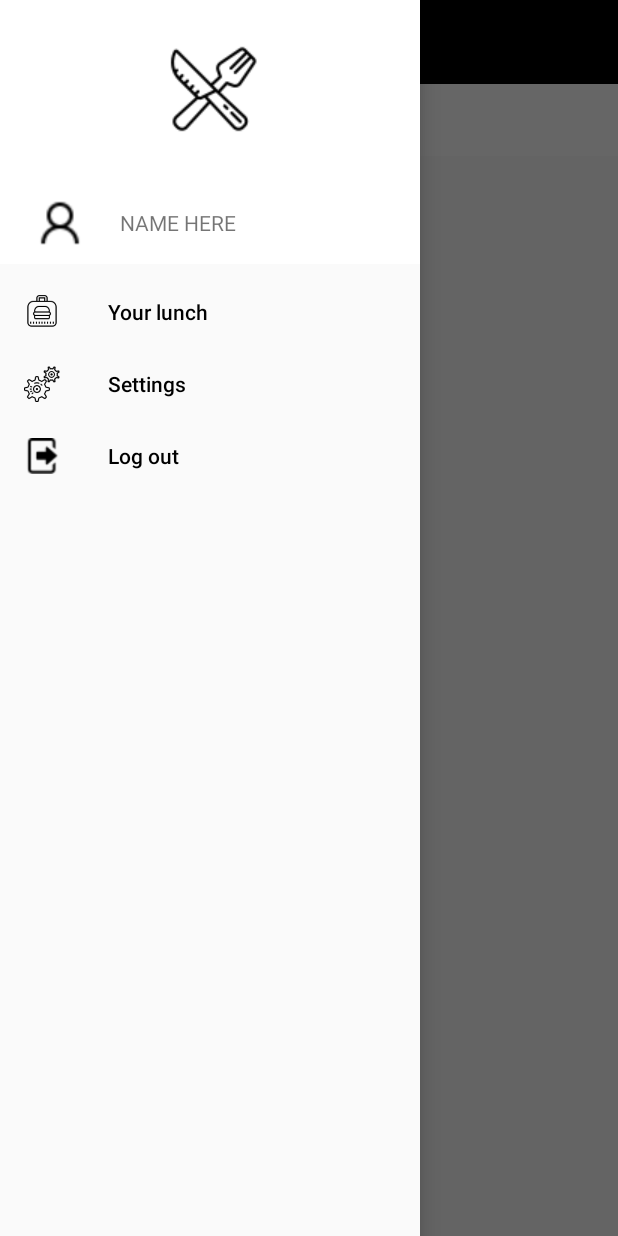
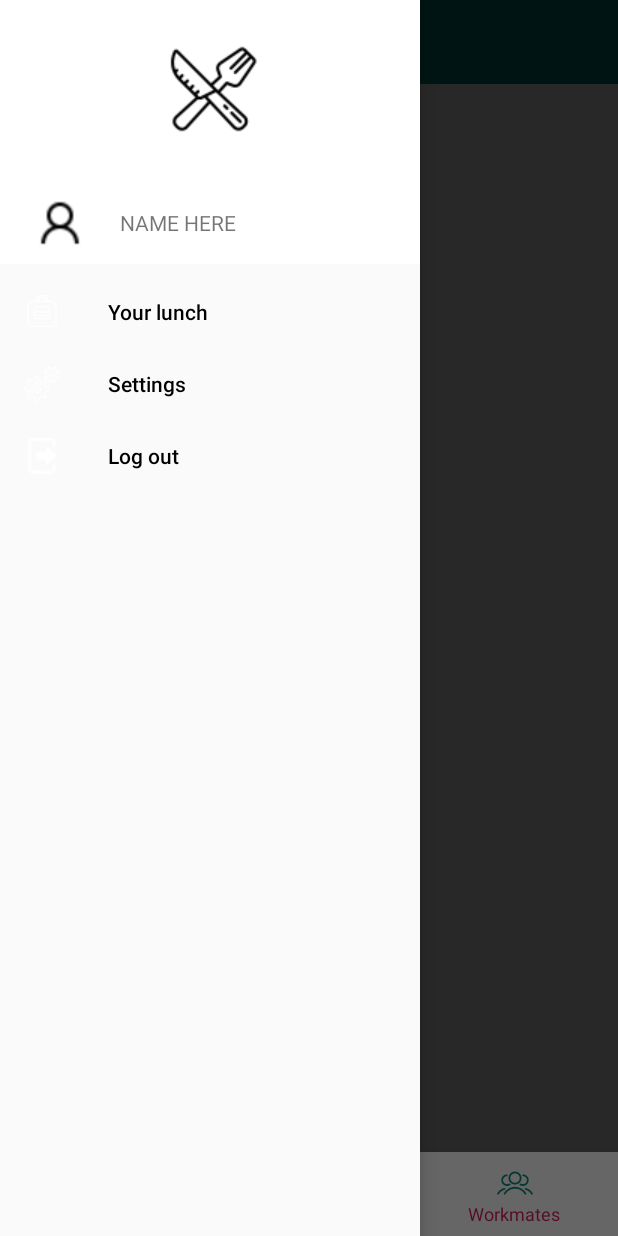
Before and after one commit to Bbenforado/Go4Lunch, an Android app: the screen it shows after launch (MainActivity), with the side drawer open, on a phone screen of 412 x 824 dp. Run offline under Robolectric (Android 15) with nearby library versions, the phone set to English and light mode, and no system bars.

Commit message:
- deleted the view pager - implemented bottom navigation view instead of viewpager

```diff
--- a/app/src/main/java/com/example/blanche/go4lunch/activities/MainActivity.java
+++ b/app/src/main/java/com/example/blanche/go4lunch/activities/MainActivity.java
@@ -3,67 +3,81 @@ package com.example.blanche.go4lunch.activities;
 import android.support.annotation.NonNull;
 import android.support.design.widget.BottomNavigationView;
 import android.support.design.widget.NavigationView;
-import android.support.design.widget.TabLayout;
+import android.support.v4.app.Fragment;
+import android.support.v4.app.FragmentManager;
 import android.support.v4.view.GravityCompat;
-import android.support.v4.view.PagerAdapter;
-import android.support.v4.view.ViewPager;
 import android.support.v4.widget.DrawerLayout;
 import android.support.v7.app.ActionBarDrawerToggle;
 import android.support.v7.app.AppCompatActivity;
 import android.os.Bundle;
 import android.support.v7.widget.Toolbar;
-import android.view.Menu;
 import android.view.MenuItem;
-import android.view.View;
 
 import com.example.blanche.go4lunch.R;
-import com.example.blanche.go4lunch.utils.PageAdapter;
+import com.example.blanche.go4lunch.fragments.PageFragment;
+import com.example.blanche.go4lunch.fragments.SecondPageFragment;
+import com.example.blanche.go4lunch.fragments.ThirdPageFragment;
 
 public class MainActivity extends AppCompatActivity {
 
     private DrawerLayout drawerLayout;
+    private NavigationView navigationView;
     private Toolbar toolbar;
-    private NavigationView navigationView;
-    private String[] fragmentTitles = {"Map view", "List view", "Workmates"};
+    private BottomNavigationView.OnNavigationItemSelectedListener listener
+            = new BottomNavigationView.OnNavigationItemSelectedListener() {
+
+        @Override
+        public boolean onNavigationItemSelected(@NonNull MenuItem item) {
+            switch (item.getItemId()) {
+                case R.id.navigation_map:
+                    showFragment(new PageFragment());
+                    return true;
+                case R.id.navigation_list:
+                    showFragment(new SecondPageFragment());
+                    return true;
+                case R.id.navigation_workmates:
+                    showFragment(new ThirdPageFragment());
+                    return true;
+            }
+            return false;
+        }
+
+    };
 
     @Override
     protected void onCreate(Bundle savedInstanceState) {
         super.onCreate(savedInstanceState);
         setContentView(R.layout.activity_main);
+        configureToolbar();
 
-        configureToolbar();
-        //configureViewPagerAndTabs();
+        BottomNavigationView navigation = findViewById(R.id.navigation);
+        navigation.setOnNavigationItemSelectedListener(listener);
         configureNavigationView();
         configureDrawerLayout();
+        showFragment(new PageFragment());
     }
 
+    private void showFragment(Fragment fragment) {
+        FragmentManager fragmentManager = getSupportFragmentManager();
+        fragmentManager.beginTransaction()
+                .replace(R.id.content, fragment)
+                .commit();
+    }
 
-    //----------------------
-    //CONFIGURATION
-    //-------------------
+    private void configureNavigationView() {
+        navigationView = findViewById(R.id.nav_view);
+        //navigationView.setNavigationItemSelectedListener(this);
+
+    }
 
     private void configureToolbar() {
         toolbar = findViewById(R.id.toolbar);
         setSupportActionBar(toolbar);
     }
 
-    private void configureViewPagerAndTabs() {
-        ViewPager viewPager = findViewById(R.id.viewpager);
-        viewPager.setAdapter(new PageAdapter(getSupportFragmentManager(), fragmentTitles) {
-        });
-        TabLayout tabs = findViewById(R.id.main_tabs);
-        tabs.setupWithViewPager(viewPager);
-        tabs.setTabMode(TabLayout.MODE_FIXED);
-    }
-
-    private void configureNavigationView() {
-        navigationView = findViewById(R.id.main_activity_nav_view);
-        //navigationView.setNavigationItemSelectedListener(this);
-    }
-
     private void configureDrawerLayout() {
-        drawerLayout = findViewById(R.id.main_activity_drawer_layout);
-        android.support.v7.app.ActionBarDrawerToggle toggle = new ActionBarDrawerToggle(this, drawerLayout, toolbar, R.string.navigation_drawer_open, R.string.navigation_drawer_close);
+        drawerLayout = findViewById(R.id.drawer_layout);
+        ActionBarDrawerToggle toggle = new ActionBarDrawerToggle(this, drawerLayout, toolbar, R.string.navigation_drawer_open, R.string.navigation_drawer_close);
         drawerLayout.addDrawerListener(toggle);
         toggle.syncState();
     }
@@ -76,5 +90,4 @@ public class MainActivity extends AppCompatActivity {
             super.onBackPressed();
         }
     }
-
 }
--- a/app/src/main/res/layout/activity_main.xml
+++ b/app/src/main/res/layout/activity_main.xml
@@ -1,16 +1,13 @@
 <?xml version="1.0" encoding="utf-8"?>
 
-    <android.support.v4.widget.DrawerLayout
-        xmlns:android="http://schemas.android.com/apk/res/android"
+<android.support.v4.widget.DrawerLayout xmlns:android="http://schemas.android.com/apk/res/android"
     xmlns:app="http://schemas.android.com/apk/res-auto"
     xmlns:tools="http://schemas.android.com/tools"
-        android:id="@+id/main_activity_drawer_layout"
+    android:id="@+id/drawer_layout"
     android:layout_width="match_parent"
     android:layout_height="match_parent"
     android:fitsSystemWindows="true"
-        tools:openDrawer="start"
-        tools:context=".activities.MainActivity">
-
+    tools:openDrawer="start">
 
     <LinearLayout
         android:layout_width="match_parent"
@@ -22,31 +19,38 @@
             android:layout_width="match_parent"
             android:layout_height="wrap_content"/>
 
-            <android.support.design.widget.TabLayout
-                android:id="@+id/main_tabs"
+        <FrameLayout
+            android:id="@+id/content"
             android:layout_width="match_parent"
-                android:layout_height="wrap_content"
-                android:background="@android:color/background_light"
-                app:tabIndicatorColor="@android:color/background_dark"
-                app:tabIndicatorHeight="4dp"
-                app:tabTextColor="@android:color/holo_blue_dark"
-                app:tabSelectedTextColor="@android:color/black"/>
-
-            <android.support.v4.view.ViewPager
-                android:id="@+id/viewpager"
-                android:layout_width="match_parent"
-                android:layout_height="match_parent"/>
+            android:layout_height="0dp"
+            android:layout_weight="1" />
 
     </LinearLayout>
 
+    <RelativeLayout
+        android:layout_width="match_parent"
+        android:layout_height="match_parent"
+        android:orientation="vertical">
+
+        <android.support.design.widget.BottomNavigationView
+            android:id="@+id/navigation"
+            android:layout_width="match_parent"
+            android:layout_height="wrap_content"
+            android:layout_alignParentBottom="true"
+            android:background="@android:color/white"
+            app:itemTextColor="@color/colorAccent"
+            app:itemIconTint="@color/colorPrimary"
+            app:menu="@menu/navigation"/>
+    </RelativeLayout>
+
     <android.support.design.widget.NavigationView
-            android:id="@+id/main_activity_nav_view"
+        android:id="@+id/nav_view"
         android:layout_width="wrap_content"
         android:layout_height="match_parent"
         android:layout_gravity="start"
-            android:fitsSystemWindows="true"
         app:headerLayout="@layout/main_activity_nav_header"
         app:menu="@menu/main_activity_drawer_menu"
-            app:itemIconTint="#000000"/>
+        android:fitsSystemWindows="true"/>
+
 
 </android.support.v4.widget.DrawerLayout>
--- a/app/src/main/res/layout/toolbar.xml
+++ b/app/src/main/res/layout/toolbar.xml
@@ -6,5 +6,5 @@
     android:minHeight="?attr/actionBarSize"
     android:layout_width="match_parent"
     android:layout_height="wrap_content"
-    android:background="@android:color/black"
+    android:background="@color/colorPrimary"
     app:titleTextColor="@android:color/white"/>
--- /dev/null
+++ b/app/src/main/res/menu/navigation.xml
@@ -0,0 +1,20 @@
+<?xml version="1.0" encoding="utf-8"?>
+
+<menu xmlns:android="http://schemas.android.com/apk/res/android">
+
+    <item
+        android:id="@+id/navigation_map"
+        android:title="Map View"
+        android:icon="@drawable/ic_map"/>
+
+    <item
+        android:id="@+id/navigation_list"
+        android:title="List view"
+        android:icon="@drawable/ic_list"/>
+
+    <item
+        android:id="@+id/navigation_workmates"
+        android:title="Workmates"
+        android:icon="@drawable/ic_workmates"/>
+
+</menu>
```
Also changed, not shown: app/src/main/java/com/example/blanche/go4lunch/fragments/PageFragment.java (+0 -11 lines), app/src/main/java/com/example/blanche/go4lunch/fragments/SecondPageFragment.java (+0 -9 lines), app/src/main/java/com/example/blanche/go4lunch/fragments/ThirdPageFragment.java (+0 -11 lines), app/src/main/java/com/example/blanche/go4lunch/utils/PageAdapter.java (deleted, +0 -45 lines), app/src/main/res/drawable/ic_list.png (added), app/src/main/res/drawable/ic_map.png (added), app/src/main/res/drawable/ic_workmates.png (added). Lines whose indentation alone changed are shown as unchanged.
